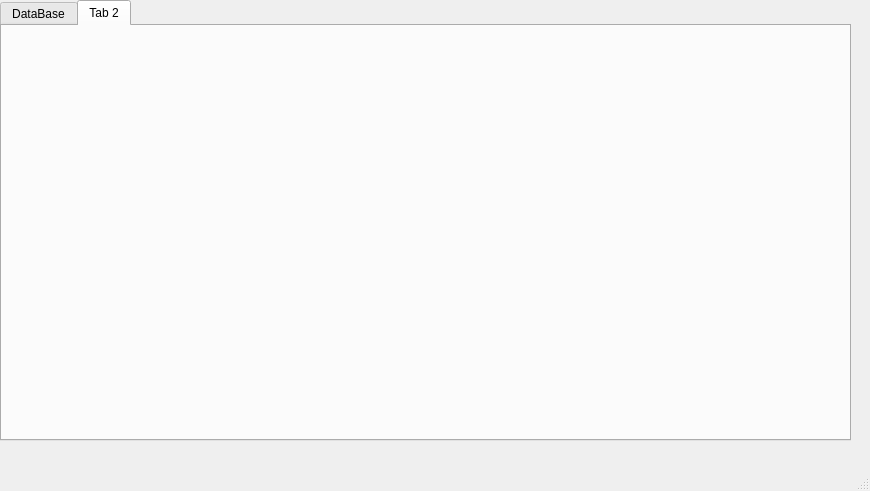
dprssd/parserMath, file mainWindow.ui: the form before one commit.
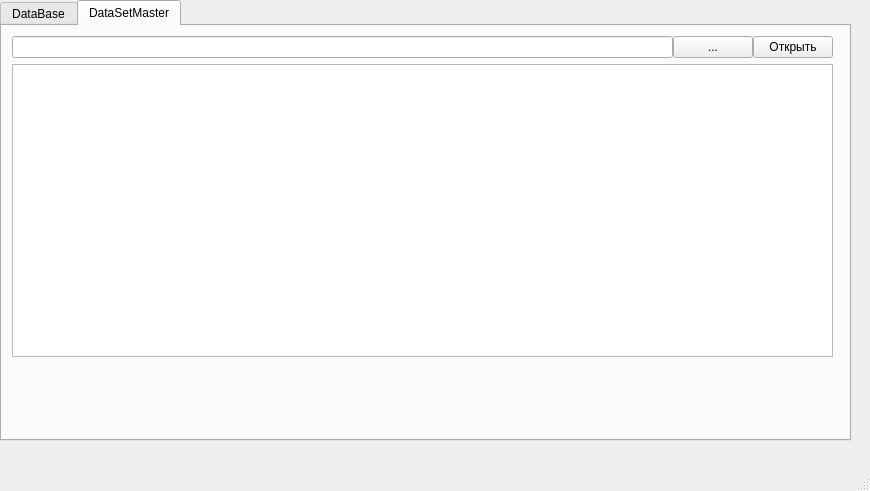
The form after the commit. The open tabs and pages were chosen to show the change.

Diff of the .ui file:
```diff
--- a/mainWindow.ui
+++ b/mainWindow.ui
@@ -130,8 +130,50 @@
     </widget>
     <widget class="QWidget" name="tab_2">
      <attribute name="title">
-      <string>Tab 2</string>
+      <string>DataSetMaster</string>
      </attribute>
+     <widget class="QWidget" name="verticalLayoutWidget">
+      <property name="geometry">
+       <rect>
+        <x>10</x>
+        <y>10</y>
+        <width>821</width>
+        <height>321</height>
+       </rect>
+      </property>
+      <layout class="QVBoxLayout" name="verticalLayout">
+       <item>
+        <layout class="QHBoxLayout" name="horizontalLayout">
+         <property name="spacing">
+          <number>0</number>
+         </property>
+         <property name="sizeConstraint">
+          <enum>QLayout::SetNoConstraint</enum>
+         </property>
+         <item>
+          <widget class="QLineEdit" name="linePath"/>
+         </item>
+         <item>
+          <widget class="QPushButton" name="pathSearchDataSet">
+           <property name="text">
+            <string>...</string>
+           </property>
+          </widget>
+         </item>
+         <item>
+          <widget class="QPushButton" name="openDataSet">
+           <property name="text">
+            <string>Открыть</string>
+           </property>
+          </widget>
+         </item>
+        </layout>
+       </item>
+       <item>
+        <widget class="QTableWidget" name="tableDataSet"/>
+       </item>
+      </layout>
+     </widget>
     </widget>
    </widget>
   </widget>
```
Left out of the diff: 2 changed lines with no effect on the pictures.
